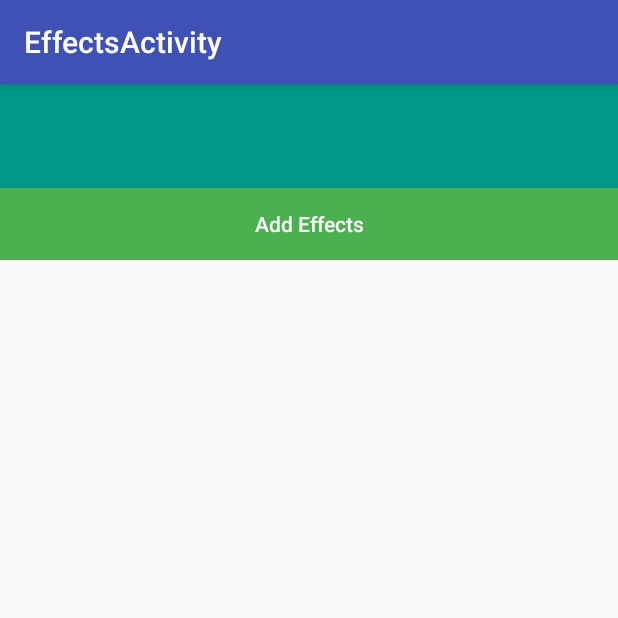
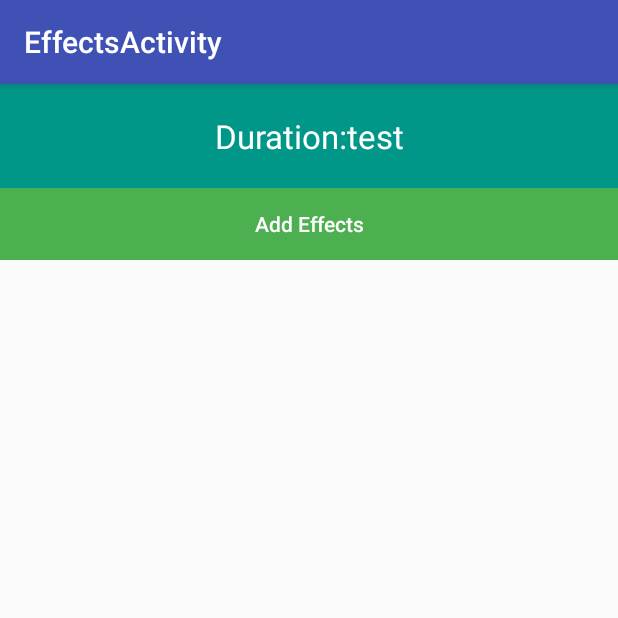
Before and after one commit to alok-sm/RoposoHack, an Android app: the EffectsActivity screen opened directly, with no data from a screen before it, on a phone screen of 412 x 824 dp, the top half of it. Run offline under Robolectric (Android 15) with nearby library versions, the light colour scheme and no system bars; 2 statements that could not run were skipped.

Commit message:
some fixes

```diff
--- a/app/src/main/java/com/hack/roposohack/EffectsActivity.java
+++ b/app/src/main/java/com/hack/roposohack/EffectsActivity.java
@@ -9,6 +9,7 @@ import android.support.v7.app.AppCompatActivity;
 import android.support.v7.widget.Toolbar;
 import android.view.View;
 import android.widget.Button;
+import android.widget.LinearLayout;
 import android.widget.ProgressBar;
 import android.widget.TextView;
 
@@ -21,12 +22,12 @@ public class EffectsActivity extends AppCompatActivity {
 
     private FloatingActionButton fab;
     private Button addEffectsButton;
-
-    private boolean effectsSelected;
-    private ArrayList seletedItems;
-
+    private LinearLayout addEffectsLayout;
+    private LinearLayout durationViewLayout;
     private TextView durationView;
     private ProgressBar progressBar;
+
+    private ArrayList seletedItems;
 
     @Override
     protected void onCreate(Bundle savedInstanceState) {
@@ -39,13 +40,18 @@ public class EffectsActivity extends AppCompatActivity {
         videoFile = new File(getIntent().getStringExtra("videoFile"));
 
         durationView = (TextView) findViewById(R.id.durationView);
-        durationView.setText("");
 
         progressBar = (ProgressBar) findViewById(R.id.progressBar);
-        progressBar.setVisibility(View.INVISIBLE);
+
+        addEffectsLayout = (LinearLayout) findViewById(R.id.addEffectsLayout);
+        durationViewLayout = (LinearLayout) findViewById(R.id.durationViewLayout);
+        addEffectsLayout.setVisibility(View.INVISIBLE);
+        durationViewLayout.setVisibility(View.INVISIBLE);
 
         fab = (FloatingActionButton) findViewById(R.id.fab);
         fab.hide();
+
+        setDurationText("test");
 
         addEffectsButton = (Button) findViewById(R.id.addEffects);
         addEffectsButton.setOnClickListener(new View.OnClickListener() {
@@ -68,7 +74,6 @@ public class EffectsActivity extends AppCompatActivity {
                     }).setPositiveButton("OK", new DialogInterface.OnClickListener() {
                         @Override
                         public void onClick(DialogInterface dialog, int id) {
-                            effectsSelected = true;
                             fab.show();
                         }
                     }).create();
@@ -82,6 +87,7 @@ public class EffectsActivity extends AppCompatActivity {
                 public void onClick(View view) {
                     fab.hide();
                     progressBar.setVisibility(View.VISIBLE);
+                    addEffectsLayout.setVisibility(View.INVISIBLE);
                     //Write code to do stuff here
                     //set duration string to durationView object
                     //videoFile and audioFile are global in this class
@@ -89,4 +95,12 @@ public class EffectsActivity extends AppCompatActivity {
             });
         }
     }
+
+    //Send something like 1.30
+    private void setDurationText(String duration){
+        progressBar.setVisibility(View.INVISIBLE);
+        addEffectsLayout.setVisibility(View.VISIBLE);
+        durationViewLayout.setVisibility(View.VISIBLE);
+        durationView.setText("Duration:" + duration);
+    }
 }
--- a/app/src/main/java/com/hack/roposohack/StartActivity.java
+++ b/app/src/main/java/com/hack/roposohack/StartActivity.java
@@ -9,6 +9,7 @@ import android.support.v7.app.AppCompatActivity;
 import android.support.v7.widget.Toolbar;
 import android.view.View;
 import android.widget.Button;
+import android.widget.LinearLayout;
 
 import java.io.File;
 
--- a/app/src/main/res/layout/content_effects.xml
+++ b/app/src/main/res/layout/content_effects.xml
@@ -9,7 +9,7 @@
     tools:showIn="@layout/activity_effects">
 
     <LinearLayout
-        android:id="@+id/text"
+        android:id="@+id/durationViewLayout"
         android:layout_width="match_parent"
         android:layout_height="wrap_content"
         android:orientation="vertical"
@@ -30,7 +30,8 @@
         android:layout_width="match_parent"
         android:layout_height="wrap_content"
         android:orientation="vertical"
-        android:layout_below="@+id/text"
+        android:id="@+id/addEffectsLayout"
+        android:layout_below="@+id/durationViewLayout"
         android:background="#4CAF50">
         <Button
             android:textColor="#ffffff"
```
